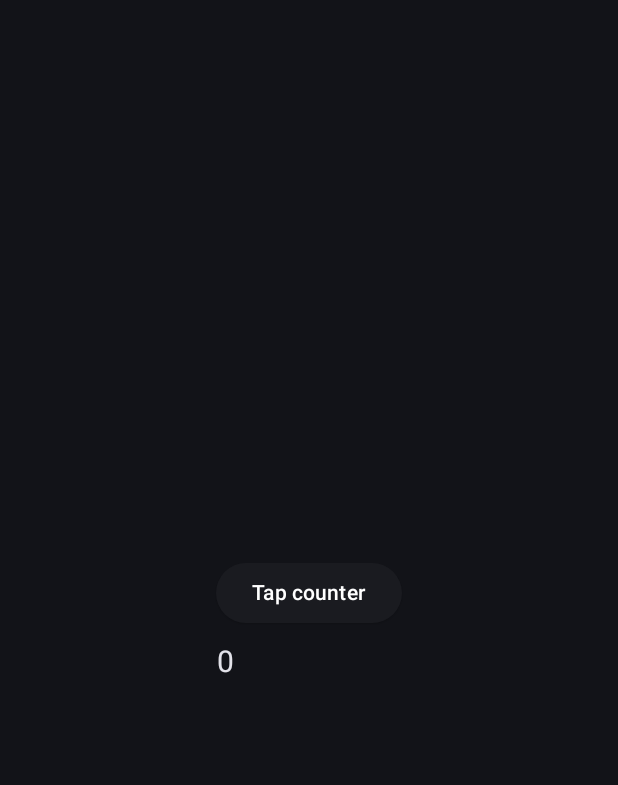
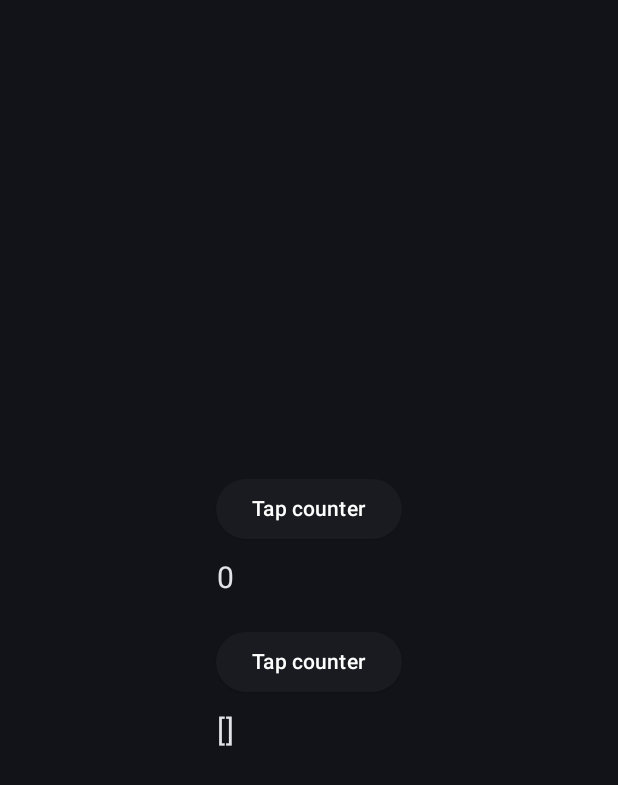
Before and after one commit to sb-dor/Android-Development-Compose-Kotlin, an Android app built with Jetpack Compose: the screen it shows after launch (MainActivity), on a phone screen of 412 x 824 dp. Before the commit the part shown is almost empty. Shown: the top 785 px of the screen. Run offline under Robolectric (Android 15) with nearby library versions, the phone set to English and light mode, and no system bars.

Commit message:
learning about classes and state changers

```diff
--- a/app/src/main/java/com/example/androiddevelopment/state_changing/StateChanging.kt
+++ b/app/src/main/java/com/example/androiddevelopment/state_changing/StateChanging.kt
@@ -1,9 +1,12 @@
 package com.example.androiddevelopment.state_changing
 
+import android.annotation.SuppressLint
 import androidx.compose.foundation.layout.Box
-import androidx.compose.foundation.layout.Column
 import androidx.compose.foundation.layout.fillMaxSize
 import androidx.compose.foundation.layout.height
+import androidx.compose.foundation.lazy.LazyColumn
+import androidx.compose.foundation.lazy.items
+import androidx.compose.foundation.lazy.itemsIndexed
 import androidx.compose.material3.ElevatedButton
 import androidx.compose.material3.Text
 import androidx.compose.runtime.Composable
@@ -18,6 +21,7 @@ import androidx.compose.ui.text.style.TextAlign
 import androidx.compose.ui.unit.dp
 import androidx.compose.ui.unit.sp
 
+@SuppressLint("MutableCollectionMutableState")
 @Composable
 fun StateChangingComposable() {
 
@@ -25,13 +29,35 @@ fun StateChangingComposable() {
         mutableIntStateOf(0)
     }
 
+    val arrayOfData = remember {
+        mutableStateListOf<String>()
+    }
+
+
     Box(modifier = Modifier.fillMaxSize(), contentAlignment = Alignment.Center) {
-        Column {
-            ElevatedButton(onClick = { counter.intValue++ }) {
-                Text(text = "Tap counter", color = Color.White)
+        LazyColumn {
+            item {
+                ElevatedButton(onClick = { counter.intValue++ }) {
+                    Text(text = "Tap counter", color = Color.White)
+                }
+                Box(modifier = Modifier.height(10.dp))
+                Text(text = "${counter.intValue}", fontSize = 20.sp, textAlign = TextAlign.Center)
+                Box(modifier = Modifier.height(10.dp))
+
+                Box(modifier = Modifier.height(10.dp))
+
+                ElevatedButton(onClick = { arrayOfData.add("5") }) {
+                    Text(text = "Tap counter", color = Color.White)
+                }
+
+                Box(modifier = Modifier.height(10.dp))
+                Text(text = "${arrayOfData.toList()}", fontSize = 20.sp, textAlign = TextAlign.Center)
+                Box(modifier = Modifier.height(10.dp))
             }
-            Box(modifier = Modifier.height(10.dp))
-            Text(text = "${counter.intValue}", fontSize = 20.sp, textAlign = TextAlign.Center)
+
+            items(arrayOfData) { item -> Text(text = "Item: $item") }
+
+            itemsIndexed(arrayOfData) { item, index -> Text(text = "Item: $item | index: $index") }
         }
     }
 }
```
Also changed, not shown: app/src/main/java/com/example/androiddevelopment/MainActivity.kt (+40 -40 lines).
